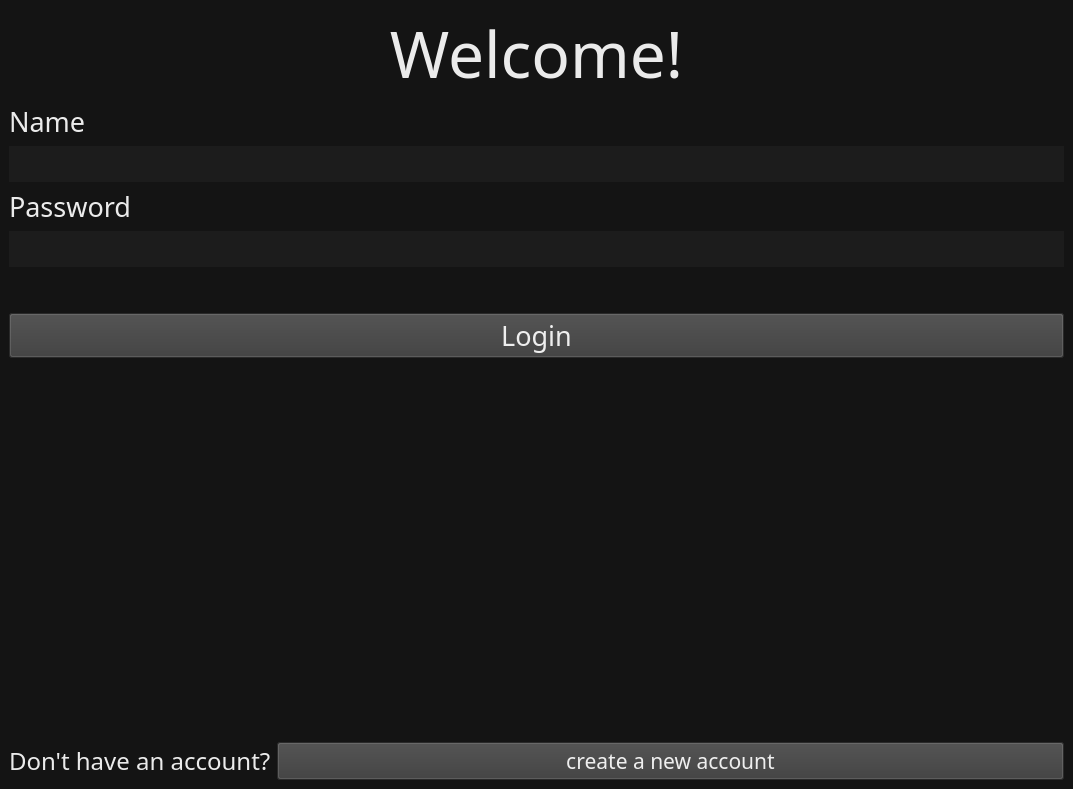
First picture: the form in gui/login_page.ui, repository raisfeld-ori/Raisfeld_Encrypter, before the edit.
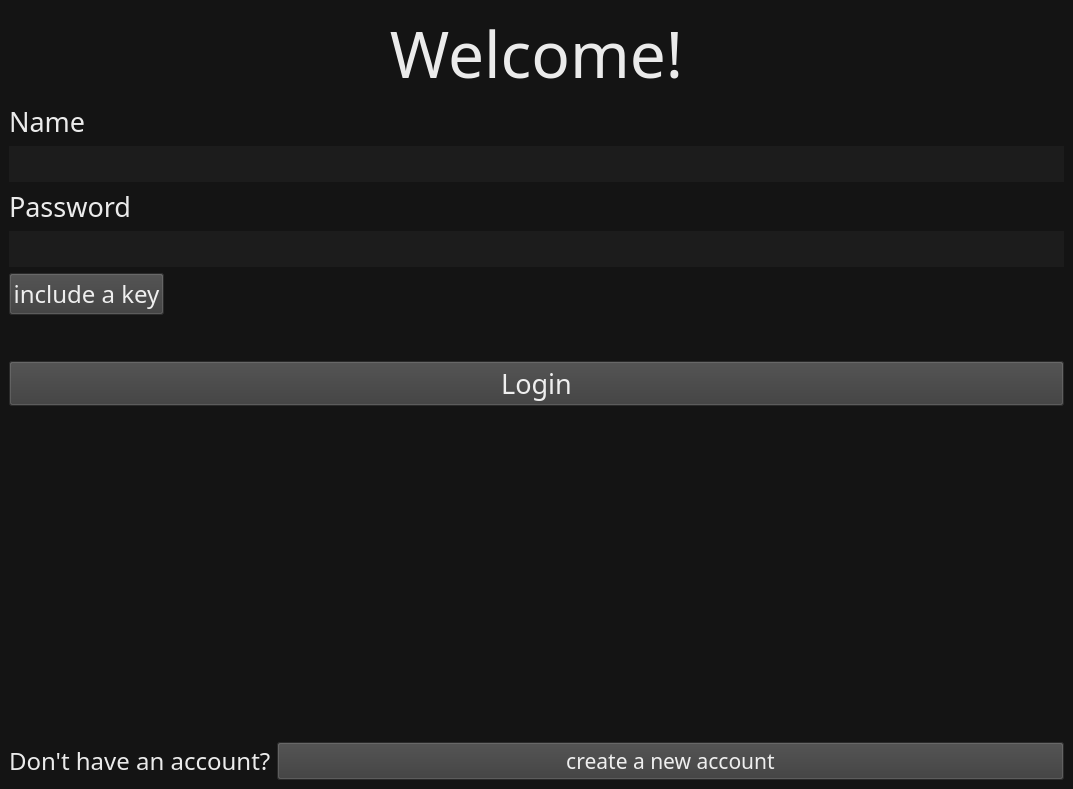
Second picture: the form after the edit.

Commit message: done with encryption, working on the main page

The edit to the form file:
```diff
--- a/gui/login_page.ui
+++ b/gui/login_page.ui
@@ -245,6 +245,48 @@
         </property>
        </widget>
       </item>
+      <item>
+       <layout class="QHBoxLayout" name="horizontalLayout_2">
+        <property name="sizeConstraint">
+         <enum>QLayout::SetDefaultConstraint</enum>
+        </property>
+        <property name="topMargin">
+         <number>0</number>
+        </property>
+        <item>
+         <widget class="QPushButton" name="pushButton">
+          <property name="font">
+           <font>
+            <family>Secular One</family>
+            <pointsize>18</pointsize>
+           </font>
+          </property>
+          <property name="text">
+           <string>include a key</string>
+          </property>
+         </widget>
+        </item>
+        <item>
+         <widget class="QLabel" name="label_5">
+          <property name="sizePolicy">
+           <sizepolicy hsizetype="Expanding" vsizetype="Preferred">
+            <horstretch>0</horstretch>
+            <verstretch>0</verstretch>
+           </sizepolicy>
+          </property>
+          <property name="font">
+           <font>
+            <family>Secular One</family>
+            <pointsize>16</pointsize>
+           </font>
+          </property>
+          <property name="text">
+           <string/>
+          </property>
+         </widget>
+        </item>
+       </layout>
+      </item>
       <item>
        <spacer name="verticalSpacer_2">
         <property name="orientation">
```
The commit also changes 14 other files.
